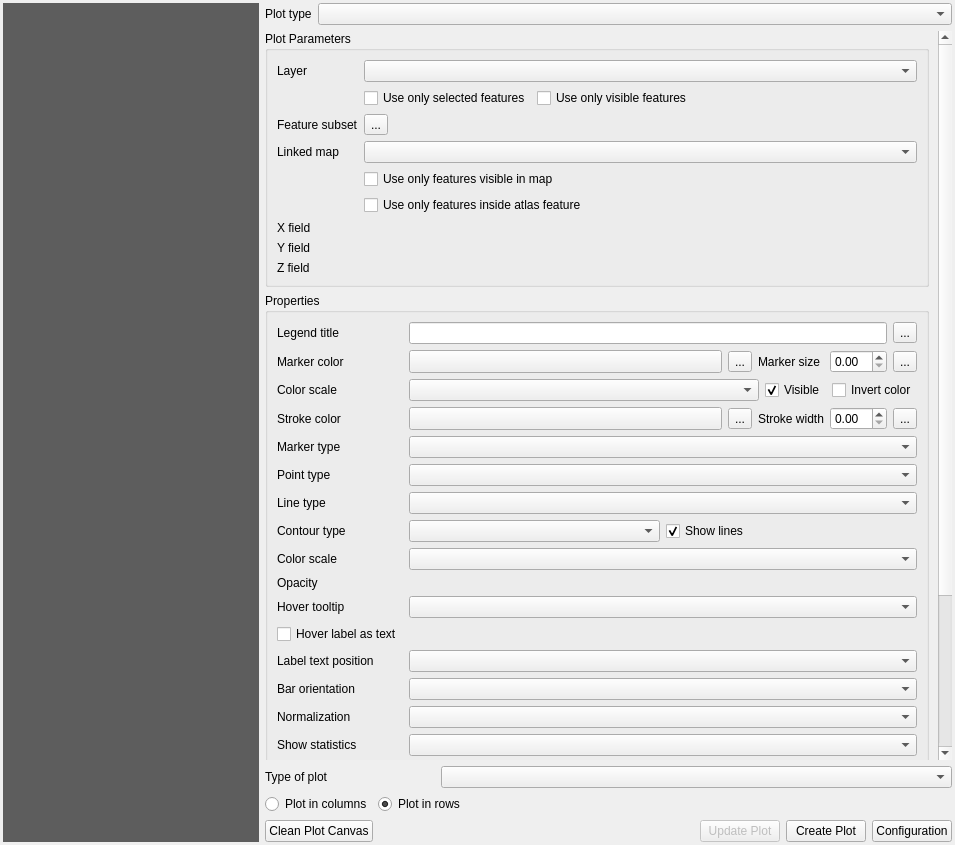
This is DataPlotly/ui/dataplotly_dockwidget_base.ui in ghtmtt/DataPlotly as Qt 5 draws it before an edit. The edited form follows.
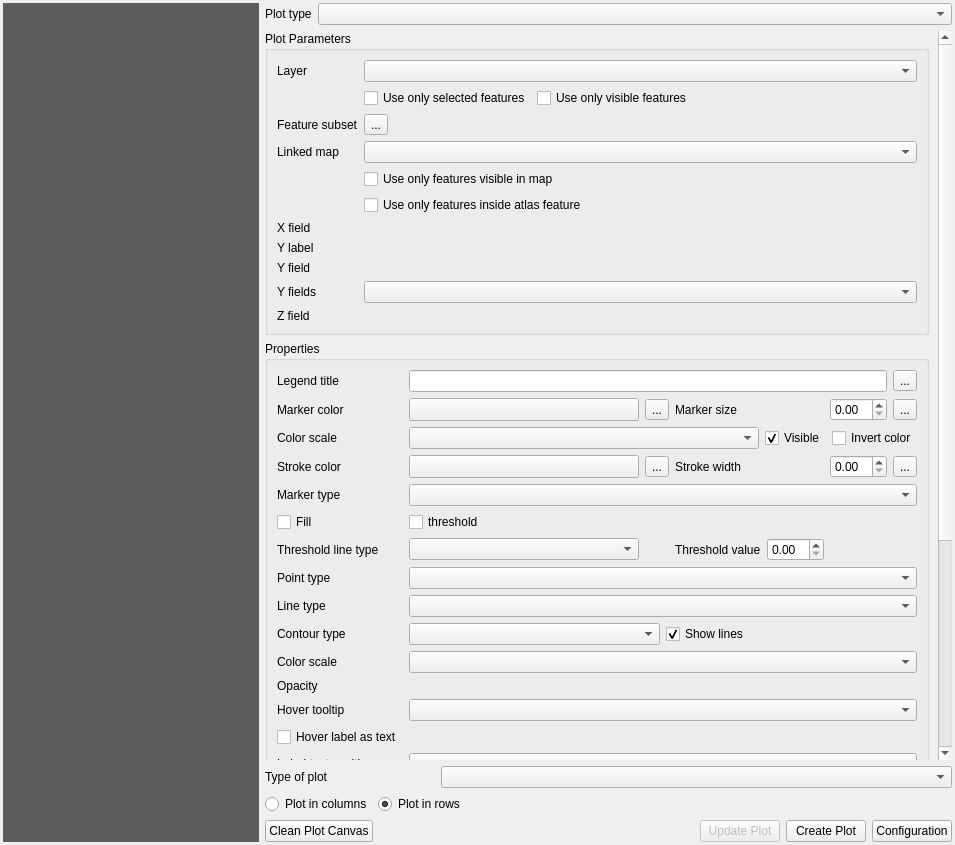
This is the edited form. Custom widgets are drawn as their Qt base class.

Commit message: first radar plot add

Patch:
```diff
--- a/DataPlotly/ui/dataplotly_dockwidget_base.ui
+++ b/DataPlotly/ui/dataplotly_dockwidget_base.ui
@@ -320,9 +320,9 @@
                 <property name="geometry">
                  <rect>
                   <x>0</x>
-                  <y>-270</y>
+                  <y>-191</y>
                   <width>673</width>
-                  <height>989</height>
+                  <height>1200</height>
                  </rect>
                 </property>
                 <layout class="QGridLayout" name="gridLayout_9">
@@ -357,15 +357,56 @@
                     <string>Plot Parameters</string>
                    </property>
                    <layout class="QGridLayout" name="gridLayout_23">
-                    <item row="8" column="0">
+                    <item row="10" column="1" colspan="2">
+                     <widget class="QgsFieldExpressionWidget" name="y_combo"/>
+                    </item>
+                    <item row="3" column="1">
+                     <widget class="QgsPropertyOverrideButton" name="feature_subset_defined_button">
+                      <property name="text">
+                       <string>...</string>
+                      </property>
+                     </widget>
+                    </item>
+                    <item row="4" column="0">
+                     <widget class="QLabel" name="label_linked_map">
+                      <property name="text">
+                       <string>Linked map</string>
+                      </property>
+                     </widget>
+                    </item>
+                    <item row="10" column="0">
                      <widget class="QLabel" name="y_label">
                       <property name="text">
                        <string>Y field</string>
                       </property>
                      </widget>
                     </item>
-                    <item row="4" column="1" colspan="2">
-                     <widget class="QgsLayoutItemComboBox" name="linked_map_combo"/>
+                    <item row="2" column="1">
+                     <widget class="QCheckBox" name="selected_feature_check">
+                      <property name="enabled">
+                       <bool>true</bool>
+                      </property>
+                      <property name="text">
+                       <string>Use only selected features</string>
+                      </property>
+                     </widget>
+                    </item>
+                    <item row="5" column="1" colspan="2">
+                     <widget class="QCheckBox" name="filter_by_map_check">
+                      <property name="text">
+                       <string>Use only features visible in map</string>
+                      </property>
+                     </widget>
+                    </item>
+                    <item row="2" column="2">
+                     <widget class="QCheckBox" name="visible_feature_check">
+                      <property name="enabled">
+                       <bool>true</bool>
+                      </property>
+                      <property name="text">
+                       <string>Use only visible features</string>
+                      </property>
+                     </widget>
                     </item>
                     <item row="7" column="0">
                      <widget class="QLabel" name="x_label">
@@ -392,6 +433,36 @@
                       </property>
                      </widget>
                     </item>
+                    <item row="11" column="0">
+                     <widget class="QLabel" name="y_fields_label">
+                      <property name="text">
+                       <string>Y fields</string>
+                      </property>
+                     </widget>
+                    </item>
+                    <item row="4" column="1" colspan="2">
+                     <widget class="QgsLayoutItemComboBox" name="linked_map_combo"/>
+                    </item>
+                    <item row="12" column="0">
+                     <widget class="QLabel" name="z_label">
+                      <property name="text">
+                       <string>Z field</string>
+                      </property>
+                     </widget>
+                    </item>
+                    <item row="7" column="1" colspan="2">
+                     <widget class="QgsFieldExpressionWidget" name="x_combo"/>
+                    </item>
+                    <item row="11" column="1" colspan="2">
+                     <widget class="QgsCheckableComboBox" name="y_fields_combo"/>
+                    </item>
+                    <item row="3" column="0">
+                     <widget class="QLabel" name="label_feature_subset">
+                      <property name="text">
+                       <string>Feature subset</string>
+                      </property>
+                     </widget>
+                    </item>
                     <item row="6" column="1" colspan="2">
                      <widget class="QCheckBox" name="filter_by_atlas_check">
                       <property name="text">
@@ -399,30 +470,6 @@
                       </property>
                      </widget>
                     </item>
-                    <item row="9" column="0">
-                     <widget class="QLabel" name="z_label">
-                      <property name="text">
-                       <string>Z field</string>
-                      </property>
-                     </widget>
-                    </item>
-                    <item row="5" column="1" colspan="2">
-                     <widget class="QCheckBox" name="filter_by_map_check">
-                      <property name="text">
-                       <string>Use only features visible in map</string>
-                      </property>
-                     </widget>
-                    </item>
-                    <item row="3" column="1">
-                     <widget class="QgsPropertyOverrideButton" name="feature_subset_defined_button">
-                      <property name="text">
-                       <string>...</string>
-                      </property>
-                     </widget>
-                    </item>
-                    <item row="8" column="1" colspan="2">
-                     <widget class="QgsFieldExpressionWidget" name="y_combo"/>
-                    </item>
                     <item row="0" column="1" colspan="2">
                      <widget class="QgsMapLayerComboBox" name="layer_combo">
                       <property name="sizePolicy">
@@ -433,39 +480,9 @@
                       </property>
                      </widget>
                     </item>
-                    <item row="4" column="0">
-                     <widget class="QLabel" name="label_linked_map">
-                      <property name="text">
-                       <string>Linked map</string>
-                      </property>
-                     </widget>
-                    </item>
-                    <item row="2" column="1">
-                     <widget class="QCheckBox" name="selected_feature_check">
-                      <property name="enabled">
-                       <bool>true</bool>
-                      </property>
-                      <property name="text">
-                       <string>Use only selected features</string>
-                      </property>
-                     </widget>
-                    </item>
-                    <item row="9" column="1" colspan="2">
+                    <item row="12" column="1" colspan="2">
                      <widget class="QgsFieldExpressionWidget" name="z_combo"/>
                     </item>
-                    <item row="7" column="1" colspan="2">
-                     <widget class="QgsFieldExpressionWidget" name="x_combo"/>
-                    </item>
-                    <item row="2" column="2">
-                     <widget class="QCheckBox" name="visible_feature_check">
-                      <property name="enabled">
-                       <bool>true</bool>
-                      </property>
-                      <property name="text">
-                       <string>Use only visible features</string>
-                      </property>
-                     </widget>
-                    </item>
                     <item row="0" column="0">
                      <widget class="QLabel" name="layer_label">
                       <property name="text">
@@ -473,13 +490,16 @@
                       </property>
                      </widget>
                     </item>
-                    <item row="3" column="0">
-                     <widget class="QLabel" name="label_feature_subset">
+                    <item row="9" column="0">
+                     <widget class="QLabel" name="y_radar_label">
                       <property name="text">
-                       <string>Feature subset</string>
+                       <string>Y label</string>
                       </property>
                      </widget>
                     </item>
+                    <item row="9" column="1" colspan="2">
+                     <widget class="QgsFieldExpressionWidget" name="y_combo_radar_label"/>
+                    </item>
                    </layout>
                   </widget>
                  </item>
@@ -489,191 +509,99 @@
                     <string>Properties</string>
                    </property>
                    <layout class="QGridLayout" name="gridLayout_22">
-                    <item row="14" column="1" colspan="5">
-                     <widget class="QComboBox" name="combo_text_position"/>
-                      </item>
-                    <item row="1" column="5">
-                     <widget class="QgsPropertyOverrideButton" name="size_defined_button">
-                        <property name="text">
-                       <string>...</string>
-                      </property>
-                     </widget>
-                    </item>
-                    <item row="1" column="1">
-                     <widget class="QgsColorButton" name="in_color_combo">
-                      <property name="sizePolicy">
-                       <sizepolicy hsizetype="Expanding" vsizetype="Fixed">
-                        <horstretch>0</horstretch>
-                        <verstretch>0</verstretch>
-                       </sizepolicy>
-                      </property>
-                     </widget>
-                    </item>
-                    <item row="21" column="0">
-                     <widget class="QCheckBox" name="violinBox">
-                      <property name="toolTip">
-                       <string>If checked, box plots will be overlaid on top of violin plots</string>
-                      </property>
-                      <property name="text">
-                       <string>Include box plots</string>
-                        </property>
-                        <property name="checked">
-                         <bool>true</bool>
-                        </property>
-                       </widget>
-                      </item>
-                    <item row="19" column="0">
-                     <widget class="QLabel" name="violinSideLabel">
-                      <property name="text">
-                       <string>Violin side</string>
-                      </property>
-                     </widget>
-                    </item>
-                    <item row="0" column="5">
+                    <item row="0" column="7">
                      <widget class="QgsPropertyOverrideButton" name="legend_title_defined_button">
                       <property name="text">
                        <string>...</string>
                       </property>
                      </widget>
                     </item>
-                    <item row="1" column="3">
-                     <widget class="QLabel" name="marker_size_lab">
+                    <item row="0" column="1">
+                     <widget class="QLabel" name="legend_label">
                       <property name="text">
-                       <string>Marker size</string>
+                       <string>Legend title</string>
                       </property>
                      </widget>
                     </item>
-                    <item row="7" column="0">
-                     <widget class="QLabel" name="line_lab">
+                    <item row="20" column="1">
+                     <widget class="QLabel" name="box_statistic_label">
                       <property name="text">
-                       <string>Line type</string>
+                       <string>Show statistics</string>
                       </property>
                      </widget>
                     </item>
-                    <item row="17" column="1" colspan="5">
-                     <widget class="QComboBox" name="box_statistic_combo"/>
-                    </item>
-                    <item row="1" column="0">
-                     <widget class="QLabel" name="in_color_lab">
-                        <property name="text">
-                       <string>Marker color</string>
-                        </property>
-                       </widget>
-                      </item>
-                    <item row="2" column="0">
-                     <widget class="QLabel" name="color_scale_data_defined_in_label">
-                      <property name="text">
-                       <string>Color scale</string>
-                        </property>
-                     </widget>
-                    </item>
-                    <item row="1" column="2">
-                     <widget class="QgsPropertyOverrideButton" name="in_color_defined_button">
-                        <property name="text">
-                       <string>...</string>
-                        </property>
-                       </widget>
-                      </item>
-                    <item row="5" column="1" colspan="5">
-                     <widget class="QComboBox" name="marker_type_combo"/>
-                    </item>
-                    <item row="6" column="0">
-                     <widget class="QLabel" name="point_lab">
-                      <property name="text">
-                       <string>Point type</string>
-                      </property>
-                     </widget>
-                    </item>
-                    <item row="22" column="0">
-                     <widget class="QCheckBox" name="showMeanCheck">
-                      <property name="text">
-                       <string>Show mean line</string>
-                      </property>
-                      <property name="checked">
-                       <bool>true</bool>
-                      </property>
-                     </widget>
-                    </item>
-                    <item row="2" column="1" colspan="5">
+                    <item row="2" column="2" colspan="6">
                      <layout class="QHBoxLayout" name="horizontalLayout_3" stretch="1,0,0">
                       <item>
                        <widget class="QComboBox" name="color_scale_data_defined_in"/>
                       </item>
                       <item>
                        <widget class="QCheckBox" name="color_scale_data_defined_in_check">
-                      <property name="text">
+                        <property name="text">
                          <string>Visible</string>
-                      </property>
-                      <property name="checked">
-                       <bool>true</bool>
-                      </property>
-                     </widget>
-                    </item>
+                        </property>
+                        <property name="checked">
+                         <bool>true</bool>
+                        </property>
+                       </widget>
+                      </item>
                       <item>
                        <widget class="QCheckBox" name="color_scale_data_defined_in_invert_check">
-                      <property name="text">
+                        <property name="text">
                          <string>Invert color</string>
-                      </property>
-                     </widget>
-                    </item>
+                        </property>
+                       </widget>
+                      </item>
                      </layout>
                     </item>
-                    <item row="18" column="0">
-                     <widget class="QLabel" name="outliers_label">
-                      <property name="text">
-                       <string>Outliers</string>
-                      </property>
-                     </widget>
+                    <item row="8" column="2" colspan="6">
+                     <widget class="QComboBox" name="point_combo"/>
                     </item>
-                    <item row="11" column="1" colspan="5">
-                     <widget class="QgsOpacityWidget" name="opacity_widget">
-                      <property name="focusPolicy">
-                       <enum>Qt::StrongFocus</enum>
-                      </property>
-                     </widget>
-                    </item>
-                    <item row="24" column="0">
-                     <widget class="QCheckBox" name="bins_check">
+                    <item row="1" column="1">
+                     <widget class="QLabel" name="in_color_lab">
                       <property name="text">
-                       <string>Manual bin size</string>
+                       <string>Marker color</string>
                       </property>
                      </widget>
                     </item>
-                    <item row="0" column="0">
-                     <widget class="QLabel" name="legend_label">
+                    <item row="4" column="1">
+                     <widget class="QLabel" name="out_color_lab">
                       <property name="text">
-                       <string>Legend title</string>
+                       <string>Stroke color</string>
                       </property>
                      </widget>
                     </item>
-                    <item row="10" column="0">
-                     <widget class="QLabel" name="color_scale_label">
+                    <item row="4" column="7">
+                     <widget class="QgsPropertyOverrideButton" name="stroke_defined_button">
                       <property name="text">
-                       <string>Color scale</string>
+                       <string>...</string>
                       </property>
                      </widget>
                     </item>
-                    <item row="15" column="1" colspan="5">
+                    <item row="19" column="2" colspan="6">
+                     <widget class="QComboBox" name="hist_norm_combo"/>
+                    </item>
+                    <item row="18" column="2" colspan="6">
                      <widget class="QComboBox" name="orientation_combo"/>
                     </item>
-                    <item row="8" column="0">
-                     <widget class="QLabel" name="contour_type_label">
-                      <property name="text">
-                       <string>Contour type</string>
-                      </property>
-                     </widget>
-                    </item>
-                    <item row="4" column="4">
-                     <widget class="QgsDoubleSpinBox" name="marker_width"/>
-                    </item>
-                    <item row="12" column="0">
+                    <item row="15" column="1">
                      <widget class="QLabel" name="info_label">
                       <property name="text">
                        <string>Hover tooltip</string>
                       </property>
                      </widget>
                     </item>
-                    <item row="8" column="1" colspan="5">
+                    <item row="11" column="1">
+                     <widget class="QLabel" name="contour_type_label">
+                      <property name="text">
+                       <string>Contour type</string>
+                      </property>
+                     </widget>
+                    </item>
+                    <item row="7" column="2">
+                     <widget class="QComboBox" name="line_type_threshold"/>
+                    </item>
+                    <item row="11" column="2" colspan="6">
                      <layout class="QHBoxLayout" name="horizontalLayout_4">
                       <item>
                        <widget class="QComboBox" name="contour_type_combo"/>
@@ -682,66 +610,52 @@
                        <widget class="QCheckBox" name="show_lines_check">
                         <property name="text">
                          <string>Show lines</string>
-                      </property>
+                        </property>
                         <property name="checked">
                          <bool>true</bool>
-                      </property>
-                     </widget>
-                    </item>
-                     </layout>
-                    </item>
-                    <item row="23" column="0" colspan="6">
-                     <layout class="QHBoxLayout" name="horiz_layout_histogram">
-                      <item>
-                       <widget class="QCheckBox" name="invert_hist_check">
-                        <property name="enabled">
-                         <bool>true</bool>
                         </property>
-                      <property name="text">
-                         <string>Invert histogram direction</string>
-                      </property>
-                     </widget>
-                    </item>
-                      <item>
-                       <widget class="QCheckBox" name="cumulative_hist_check">
-                        <property name="enabled">
-                         <bool>true</bool>
-                        </property>
-                      <property name="text">
-                         <string>Cumulative histogram</string>
-                      </property>
-                     </widget>
-                    </item>
+                       </widget>
+                      </item>
                      </layout>
                     </item>
-                    <item row="4" column="5">
-                     <widget class="QgsPropertyOverrideButton" name="stroke_defined_button">
+                    <item row="21" column="2" colspan="6">
+                     <widget class="QComboBox" name="outliers_combo"/>
+                    </item>
+                    <item row="1" column="3">
+                     <widget class="QgsPropertyOverrideButton" name="in_color_defined_button">
                       <property name="text">
                        <string>...</string>
                       </property>
                      </widget>
                     </item>
+                    <item row="17" column="1">
+                     <widget class="QLabel" name="label_text_position">
+                      <property name="text">
+                       <string>Label text position</string>
+                      </property>
+                     </widget>
+                    </item>
+                    <item row="6" column="2">
+                     <widget class="QCheckBox" name="radar_threshold">
+                      <property name="text">
+                       <string>threshold</string>
+                      </property>
+                     </widget>
+                    </item>
+                    <item row="5" column="2" colspan="6">
+                     <widget class="QComboBox" name="marker_type_combo"/>
+                    </item>
                     <item row="1" column="4">
-                     <widget class="QgsDoubleSpinBox" name="marker_size"/>
+                     <widget class="QLabel" name="marker_size_lab">
+                      <property name="text">
+                       <string>Marker size</string>
+                      </property>
+                     </widget>
+                    </item>
+                    <item row="4" column="6">
+                     <widget class="QgsDoubleSpinBox" name="marker_width"/>
                     </item>
                     <item row="4" column="2">
-                     <widget class="QgsPropertyOverrideButton" name="out_color_defined_button">
-                      <property name="text">
-                       <string>...</string>
-                      </property>
-                     </widget>
-                    </item>
-                    <item row="11" column="0">
-                     <widget class="QLabel" name="alpha_lab">
-                      <property name="text">
-                       <string>Opacity</string>
-                      </property>
-                     </widget>
-                    </item>
-                    <item row="6" column="1" colspan="5">
-                     <widget class="QComboBox" name="point_combo"/>
-                    </item>
-                    <item row="4" column="1">
                      <widget class="QgsColorButton" name="out_color_combo">
                       <property name="sizePolicy">
                        <sizepolicy hsizetype="Expanding" vsizetype="Fixed">
@@ -751,104 +665,143 @@
                       </property>
                      </widget>
                     </item>
-                    <item row="16" column="1" colspan="5">
-                     <widget class="QComboBox" name="hist_norm_combo"/>
-                    </item>
-                    <item row="24" column="1" colspan="5">
-                     <widget class="QgsSpinBox" name="bins_value">
-                      <property name="enabled">
-                       <bool>false</bool>
-                      </property>
-                      <property name="maximum">
-                       <number>1000</number>
-                      </property>
-                      <property name="value">
-                       <number>10</number>
-                      </property>
-                     </widget>
-                    </item>
-                    <item row="7" column="1" colspan="5">
-                     <widget class="QComboBox" name="line_combo"/>
-                    </item>
-                    <item row="0" column="1" colspan="4">
-                     <widget class="QLineEdit" name="legend_title"/>
-                    </item>
-                    <item row="10" column="1" colspan="5">
-                     <widget class="QComboBox" name="color_scale_combo"/>
-                    </item>
-                    <item row="15" column="0">
+                    <item row="18" column="1">
                      <widget class="QLabel" name="orientation_label">
                       <property name="text">
                        <string>Bar orientation</string>
                       </property>
                      </widget>
                     </item>
-                    <item row="19" column="1" colspan="5">
-                     <widget class="QComboBox" name="violinSideCombo"/>
+                    <item row="7" column="4">
+                     <widget class="QLabel" name="threshold_value_label">
+                      <property name="text">
+                       <string>Threshold value</string>
+                      </property>
+                     </widget>
                     </item>
-                    <item row="16" column="0">
+                    <item row="22" column="1">
+                     <widget class="QLabel" name="violinSideLabel">
+                      <property name="text">
+                       <string>Violin side</string>
+                      </property>
+                     </widget>
+                    </item>
+                    <item row="14" column="1">
+                     <widget class="QLabel" name="alpha_lab">
+                      <property name="text">
+                       <string>Opacity</string>
+                      </property>
+                     </widget>
+                    </item>
+                    <item row="17" column="2" colspan="6">
+                     <widget class="QComboBox" name="combo_text_position"/>
+                    </item>
+                    <item row="7" column="1">
+                     <widget class="QLabel" name="line_threshold_value">
+                      <property name="text">
+                       <string>Threshold line type</string>
+                      </property>
+                     </widget>
+                    </item>
+                    <item row="14" column="2" colspan="6">
+                     <widget class="QgsOpacityWidget" name="opacity_widget">
+                      <property name="focusPolicy">
+                       <enum>Qt::StrongFocus</enum>
+                      </property>
+                     </widget>
+                    </item>
+                    <item row="15" column="2" colspan="6">
+                     <widget class="QComboBox" name="info_combo"/>
+                    </item>
+                    <item row="9" column="1">
+                     <widget class="QLabel" name="line_lab">
+                      <property name="text">
+                       <string>Line type</string>
+                      </property>
+                     </widget>
+                    </item>
+                    <item row="19" column="1">
                      <widget class="QLabel" name="hist_norm_label">
                       <property name="text">
                        <string>Normalization</string>
                       </property>
                      </widget>
                     </item>
-                    <item row="4" column="3">
-                     <widget class="QLabel" name="marker_width_lab">
-                        <property name="text">
-                       <string>Stroke width</string>
-                        </property>
-                       </widget>
-                      </item>
-                    <item row="17" column="0">
-                     <widget class="QLabel" name="box_statistic_label">
-                        <property name="text">
-                       <string>Show statistics</string>
-                        </property>
-                       </widget>
-                      </item>
-                    <item row="18" column="1" colspan="5">
-                     <widget class="QComboBox" name="outliers_combo"/>
+                    <item row="1" column="6">
+                     <widget class="QgsDoubleSpinBox" name="marker_size"/>
                     </item>
-                    <item row="14" column="0">
-                     <widget class="QLabel" name="label_text_position">
-                      <property name="text">
-                       <string>Label text position</string>
-                      </property>
-                     </widget>
+                    <item row="0" column="2" colspan="5">
+                     <widget class="QLineEdit" name="legend_title"/>
                     </item>
-                    <item row="5" column="0">
-                     <widget class="QLabel" name="marker_type_lab">
+                    <item row="27" column="1">
+                     <widget class="QCheckBox" name="bins_check">
                       <property name="text">
-                       <string>Marker type</string>
+                       <string>Manual bin size</string>
                       </property>
                      </widget>
                     </item>
-                    <item row="12" column="1" colspan="5">
-                     <widget class="QComboBox" name="info_combo"/>
+                    <item row="9" column="2" colspan="6">
+                     <widget class="QComboBox" name="line_combo"/>
                     </item>
-                    <item row="4" column="0">
-                     <widget class="QLabel" name="out_color_lab">
-                      <property name="text">
-                       <string>Stroke color</string>
-                      </property>
-                     </widget>
-                    </item>
-                    <item row="13" column="0">
-                     <widget class="QCheckBox" name="hover_as_text_check">
-                      <property name="text">
-                       <string>Hover label as text</string>
-                      </property>
-                     </widget>
-                    </item>
-                    <item row="20" column="0">
+                    <item row="23" column="1">
                      <widget class="QLabel" name="pie_hole_label">
                       <property name="text">
                        <string>Pie hole</string>
                       </property>
                      </widget>
                     </item>
-                    <item row="20" column="1">
+                    <item row="27" column="2" colspan="6">
+                     <widget class="QgsSpinBox" name="bins_value">
+                      <property name="enabled">
+                       <bool>false</bool>
+                      </property>
+                      <property name="maximum">
+                       <number>1000</number>
+                      </property>
+                      <property name="value">
+                       <number>10</number>
+                      </property>
+                     </widget>
+                    </item>
+                    <item row="1" column="2">
+                     <widget class="QgsColorButton" name="in_color_combo">
+                      <property name="sizePolicy">
+                       <sizepolicy hsizetype="Expanding" vsizetype="Fixed">
+                        <horstretch>0</horstretch>
+                        <verstretch>0</verstretch>
+                       </sizepolicy>
+                      </property>
+                     </widget>
+                    </item>
+                    <item row="6" column="1">
+                     <widget class="QCheckBox" name="radar_fill">
+                      <property name="text">
+                       <string>Fill</string>
+                      </property>
+                     </widget>
+                    </item>
+                    <item row="21" column="1">
+                     <widget class="QLabel" name="outliers_label">
+                      <property name="text">
+                       <string>Outliers</string>
+                      </property>
+                     </widget>
+                    </item>
+                    <item row="4" column="4">
+                     <widget class="QLabel" name="marker_width_lab">
+                      <property name="text">
+                       <string>Stroke width</string>
+                      </property>
+                     </widget>
+                    </item>
+                    <item row="4" column="3">
+                     <widget class="QgsPropertyOverrideButton" name="out_color_defined_button">
+                      <property name="text">
+                       <string>...</string>
+                      </property>
+                     </widget>
+                    </item>
+                    <item row="23" column="2">
                      <widget class="QgsDoubleSpinBox" name="pie_hole">
                       <property name="maximum">
                        <double>0.950000000000000</double>
@@ -864,6 +817,107 @@
                       </property>
                      </widget>
                     </item>
+                    <item row="13" column="1">
+                     <widget class="QLabel" name="color_scale_label">
+                      <property name="text">
+                       <string>Color scale</string>
+                      </property>
+                     </widget>
+                    </item>
+                    <item row="1" column="7">
+                     <widget class="QgsPropertyOverrideButton" name="size_defined_button">
+                      <property name="text">
+                       <string>...</string>
+                      </property>
+                     </widget>
+                    </item>
+                    <item row="22" column="2" colspan="6">
+                     <widget class="QComboBox" name="violinSideCombo"/>
+                    </item>
+                    <item row="16" column="1">
+                     <widget class="QCheckBox" name="hover_as_text_check">
+                      <property name="text">
+                       <string>Hover label as text</string>
+                      </property>
+                     </widget>
+                    </item>
+                    <item row="8" column="1">
+                     <widget class="QLabel" name="point_lab">
+                      <property name="text">
+                       <string>Point type</string>
+                      </property>
+                     </widget>
+                    </item>
+                    <item row="24" column="1">
+                     <widget class="QCheckBox" name="violinBox">
+                      <property name="toolTip">
+                       <string>If checked, box plots will be overlaid on top of violin plots</string>
+                      </property>
+                      <property name="text">
+                       <string>Include box plots</string>
+                      </property>
+                      <property name="checked">
+                       <bool>true</bool>
+                      </property>
+                     </widget>
+                    </item>
+                    <item row="26" column="1" colspan="7">
+                     <layout class="QHBoxLayout" name="horiz_layout_histogram">
+                      <item>
+                       <widget class="QCheckBox" name="invert_hist_check">
+                        <property name="enabled">
+                         <bool>true</bool>
+                        </property>
+                        <property name="text">
+                         <string>Invert histogram direction</string>
+                        </property>
+                       </widget>
+                      </item>
+                      <item>
+                       <widget class="QCheckBox" name="cumulative_hist_check">
+                        <property name="enabled">
+                         <bool>true</bool>
+                        </property>
+                        <property name="text">
+                         <string>Cumulative histogram</string>
+                        </property>
+                       </widget>
+                      </item>
+                     </layout>
+                    </item>
+                    <item row="13" column="2" colspan="6">
+                     <widget class="QComboBox" name="color_scale_combo"/>
+                    </item>
+                    <item row="5" column="1">
+                     <widget class="QLabel" name="marker_type_lab">
+                      <property name="text">
+                       <string>Marker type</string>
+                      </property>
+                     </widget>
+                    </item>
+                    <item row="25" column="1">
+                     <widget class="QCheckBox" name="showMeanCheck">
+                      <property name="text">
+                       <string>Show mean line</string>
+                      </property>
+                      <property name="checked">
+                       <bool>true</bool>
+                      </property>
+                     </widget>
+                    </item>
+                    <item row="2" column="1">
+                     <widget class="QLabel" name="color_scale_data_defined_in_label">
+                      <property name="text">
+                       <string>Color scale</string>
+                      </property>
+                     </widget>
+                    </item>
+                    <item row="20" column="2" colspan="6">
+                     <widget class="QComboBox" name="box_statistic_combo"/>
+                    </item>
+                    <item row="7" column="5">
+                     <widget class="QDoubleSpinBox" name="threshold_value"/>
+                    </item>
                    </layout>
                   </widget>
                  </item>
@@ -906,8 +960,8 @@
                  <rect>
                   <x>0</x>
                   <y>0</y>
-                  <width>414</width>
-                  <height>583</height>
+                  <width>687</width>
+                  <height>742</height>
                  </rect>
                 </property>
                 <layout class="QGridLayout" name="gridLayout_25" columnstretch="0,0,0">
@@ -1499,6 +1553,11 @@
   </layout>
  </widget>
  <customwidgets>
+  <customwidget>
+   <class>QgsCheckableComboBox</class>
+   <extends>QComboBox</extends>
+   <header>qgscheckablecombobox.h</header>
+  </customwidget>
   <customwidget>
    <class>QgsCollapsibleGroupBox</class>
    <extends>QGroupBox</extends>
```
Left out of the diff: 32 changed lines with no effect on the pictures. The commit also changes 5 other files.
